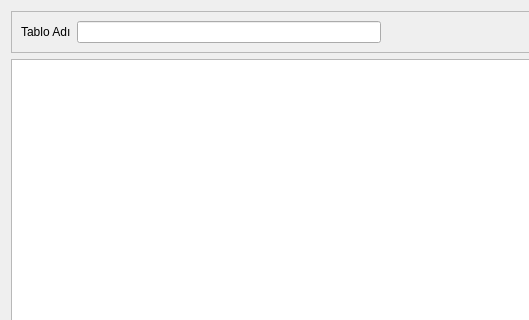
Above: DESIGNER/sql_tablo_arama.ui from adakteknoloji/FRAMEWORK before the change; both pictures show x 0 to 529 and y 0 to 320 of the 705 by 433 pixel window. Below: the same form after it.
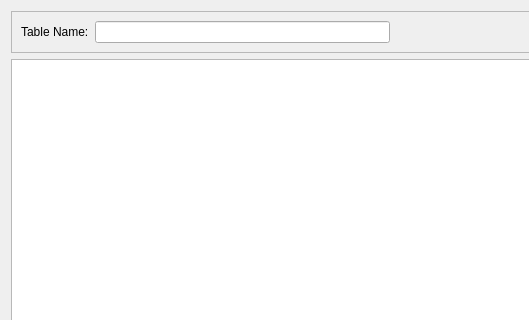
That is the form after the change.

Diff of the .ui file:
```diff
--- a/DESIGNER/sql_tablo_arama.ui
+++ b/DESIGNER/sql_tablo_arama.ui
@@ -26,7 +26,7 @@
       <item row="0" column="0">
        <widget class="QLabel" name="label">
         <property name="text">
-         <string>Tablo Adı</string>
+         <string>Table Name:</string>
         </property>
        </widget>
       </item>
```
